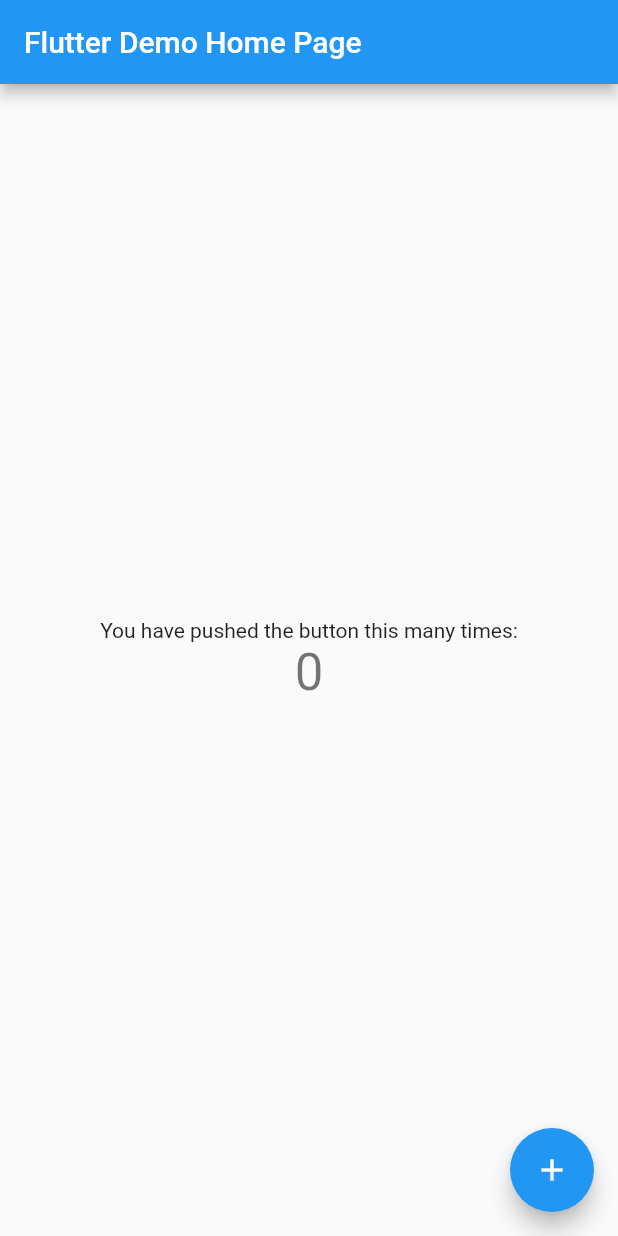
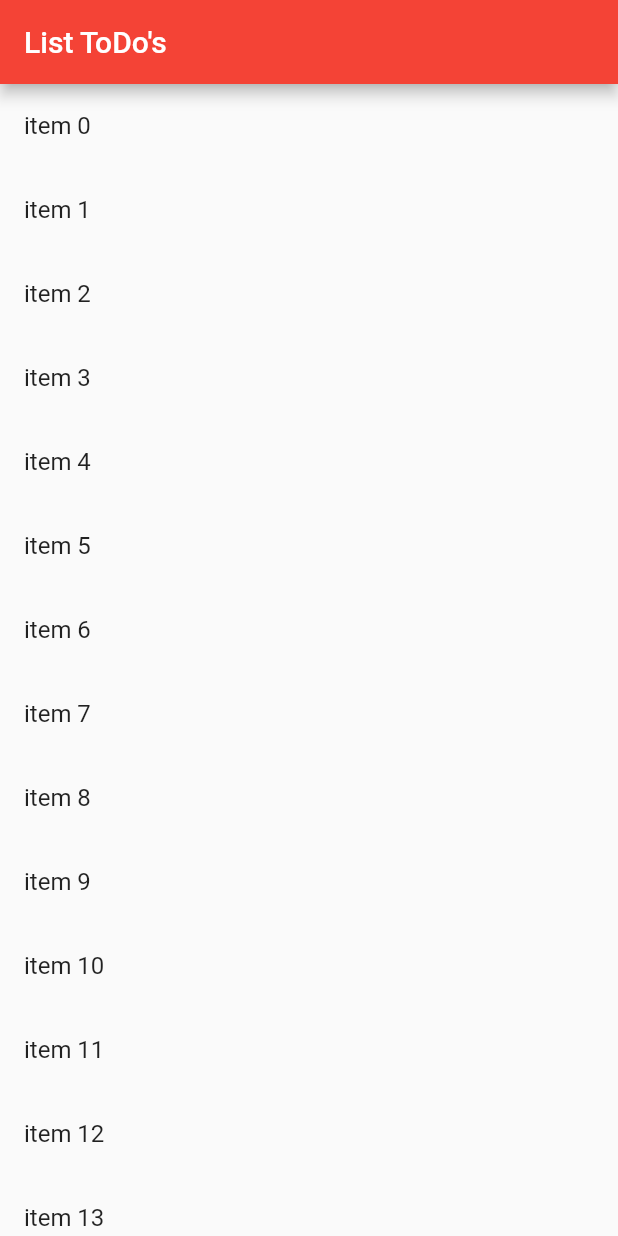
Before and after one commit to AndreiiMorais/flutter_com_https, a Flutter app: the screen it shows after launch, on a phone screen of 412 x 824 dp. Run offline on Flutter 3.47's test engine with Material 2 defaults, Android fonts, the phone set to English and light mode, and no system bars.

Commit message:
listview.builder

```diff
--- a/flutter_com_https/lib/main.dart
+++ b/flutter_com_https/lib/main.dart
@@ -1,4 +1,5 @@
 import 'package:flutter/material.dart';
+import 'package:flutter_com_https/src/home_page.dart';
 
 void main() {
   runApp(const MyApp());
@@ -7,109 +8,14 @@ void main() {
 class MyApp extends StatelessWidget {
   const MyApp({Key? key}) : super(key: key);
 
-  // This widget is the root of your application.
   @override
   Widget build(BuildContext context) {
     return MaterialApp(
       title: 'Flutter Demo',
       theme: ThemeData(
-        // This is the theme of your application.
-        //
-        // Try running your application with "flutter run". You'll see the
-        // application has a blue toolbar. Then, without quitting the app, try
-        // changing the primarySwatch below to Colors.green and then invoke
-        // "hot reload" (press "r" in the console where you ran "flutter run",
-        // or simply save your changes to "hot reload" in a Flutter IDE).
-        // Notice that the counter didn't reset back to zero; the application
-        // is not restarted.
-        primarySwatch: Colors.blue,
+        primarySwatch: Colors.red,
       ),
-      home: const MyHomePage(title: 'Flutter Demo Home Page'),
+      home: HomePage(),
     );
   }
 }
-
-class MyHomePage extends StatefulWidget {
-  const MyHomePage({Key? key, required this.title}) : super(key: key);
-
-  // This widget is the home page of your application. It is stateful, meaning
-  // that it has a State object (defined below) that contains fields that affect
-  // how it looks.
-
-  // This class is the configuration for the state. It holds the values (in this
-  // case the title) provided by the parent (in this case the App widget) and
-  // used by the build method of the State. Fields in a Widget subclass are
-  // always marked "final".
-
-  final String title;
-
-  @override
-  State<MyHomePage> createState() => _MyHomePageState();
-}
-
-class _MyHomePageState extends State<MyHomePage> {
-  int _counter = 0;
-
-  void _incrementCounter() {
-    setState(() {
-      // This call to setState tells the Flutter framework that something has
-      // changed in this State, which causes it to rerun the build method below
-      // so that the display can reflect the updated values. If we changed
-      // _counter without calling setState(), then the build method would not be
-      // called again, and so nothing would appear to happen.
-      _counter++;
-    });
-  }
-
-  @override
-  Widget build(BuildContext context) {
-    // This method is rerun every time setState is called, for instance as done
-    // by the _incrementCounter method above.
-    //
-    // The Flutter framework has been optimized to make rerunning build methods
-    // fast, so that you can just rebuild anything that needs updating rather
-    // than having to individually change instances of widgets.
-    return Scaffold(
-      appBar: AppBar(
-        // Here we take the value from the MyHomePage object that was created by
-        // the App.build method, and use it to set our appbar title.
-        title: Text(widget.title),
-      ),
-      body: Center(
-        // Center is a layout widget. It takes a single child and positions it
-        // in the middle of the parent.
-        child: Column(
-          // Column is also a layout widget. It takes a list of children and
-          // arranges them vertically. By default, it sizes itself to fit its
-          // children horizontally, and tries to be as tall as its parent.
-          //
-          // Invoke "debug painting" (press "p" in the console, choose the
-          // "Toggle Debug Paint" action from the Flutter Inspector in Android
-          // Studio, or the "Toggle Debug Paint" command in Visual Studio Code)
-          // to see the wireframe for each widget.
-          //
-          // Column has various properties to control how it sizes itself and
-          // how it positions its children. Here we use mainAxisAlignment to
-          // center the children vertically; the main axis here is the vertical
-          // axis because Columns are vertical (the cross axis would be
-          // horizontal).
-          mainAxisAlignment: MainAxisAlignment.center,
-          children: <Widget>[
-            const Text(
-              'You have pushed the button this many times:',
-            ),
-            Text(
-              '$_counter',
-              style: Theme.of(context).textTheme.headline4,
-            ),
-          ],
-        ),
-      ),
-      floatingActionButton: FloatingActionButton(
-        onPressed: _incrementCounter,
-        tooltip: 'Increment',
-        child: const Icon(Icons.add),
-      ), // This trailing comma makes auto-formatting nicer for build methods.
-    );
-  }
-}
--- /dev/null
+++ b/flutter_com_https/lib/src/home_page.dart
@@ -0,0 +1,22 @@
+import 'package:flutter/material.dart';
+import 'package:flutter/widgets.dart';
+
+class HomePage extends StatelessWidget {
+  const HomePage({Key? key}) : super(key: key);
+
+  @override
+  Widget build(BuildContext context) {
+    return Scaffold(
+      appBar: AppBar(
+        title: Text('List ToDo\'s'),
+      ),
+      body: ListView.builder(
+        //o listview.builder cria um array com a quantidade de itemcount que tiver ja com scroll para a tela.
+        itemCount: 20,
+        itemBuilder: (context, index) => ListTile(
+          title: Text('item $index'),
+        ),
+      ),
+    );
+  }
+}
```
